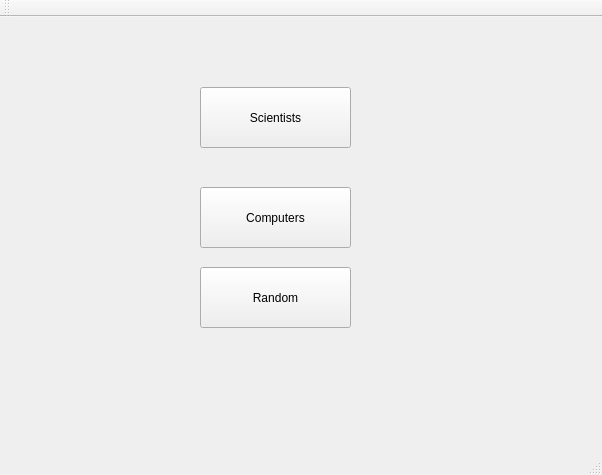
trunti/verklegtn-m, file EndurvinnslustöðATeam/Skil3/mainwindow.ui: the form before one commit.
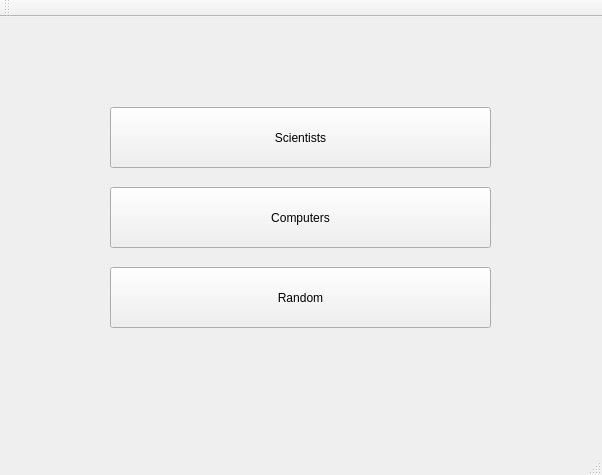
The form after the commit.

```diff
--- a/EndurvinnslustöðATeam/Skil3/mainwindow.ui
+++ b/EndurvinnslustöðATeam/Skil3/mainwindow.ui
@@ -17,9 +17,9 @@
    <widget class="QPushButton" name="Button_Scientist">
     <property name="geometry">
      <rect>
-      <x>200</x>
-      <y>70</y>
-      <width>151</width>
+      <x>110</x>
+      <y>90</y>
+      <width>381</width>
       <height>61</height>
      </rect>
     </property>
@@ -33,9 +33,9 @@
    <widget class="QPushButton" name="Buttin_Computer">
     <property name="geometry">
      <rect>
-      <x>200</x>
+      <x>110</x>
       <y>170</y>
-      <width>151</width>
+      <width>381</width>
       <height>61</height>
      </rect>
     </property>
@@ -46,9 +46,9 @@
    <widget class="QPushButton" name="Button_Random">
     <property name="geometry">
      <rect>
-      <x>200</x>
+      <x>110</x>
       <y>250</y>
-      <width>151</width>
+      <width>381</width>
       <height>61</height>
      </rect>
     </property>
```
Left out of the diff: 2 changed lines with no effect on the pictures.
